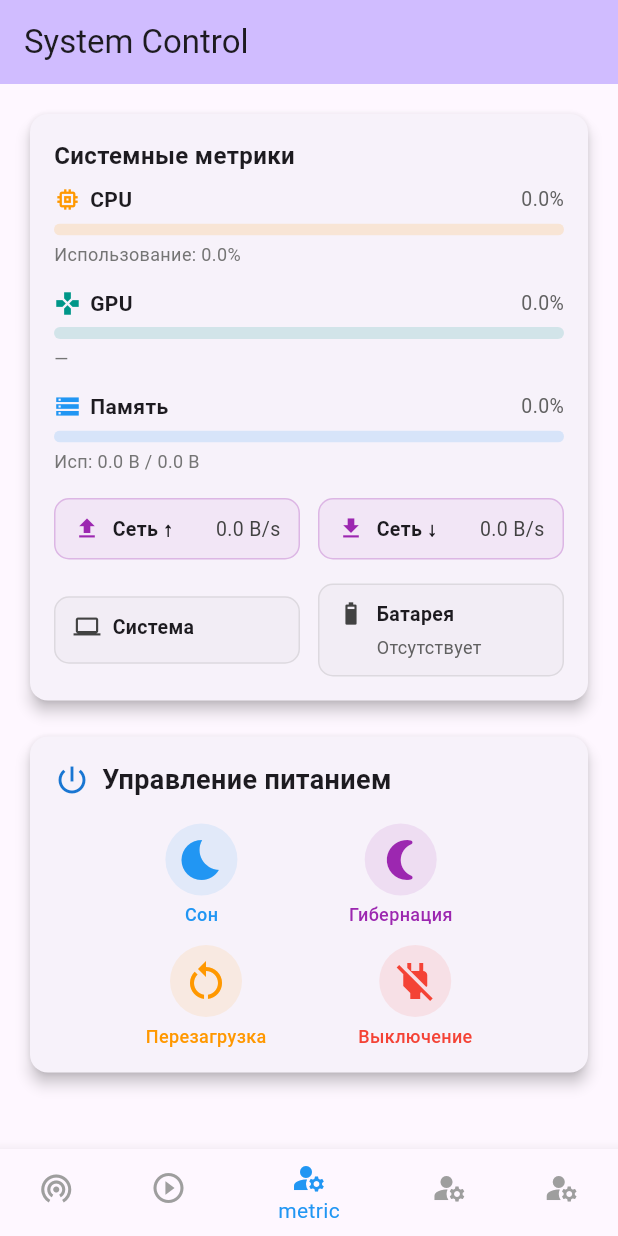
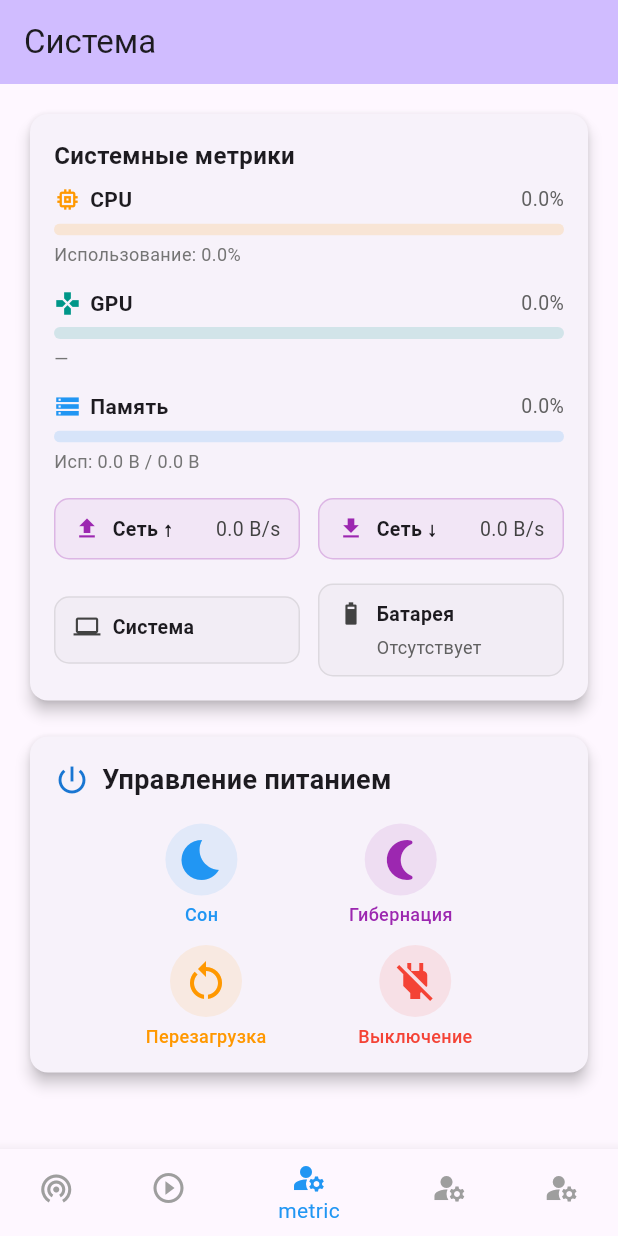
Before and after one commit to IWDNO/OHMAMI, a Flutter app: the screen it shows after launch, item 3 of the bottom bar chosen, on a phone screen of 412 x 824 dp. Run offline on Flutter 3.47's test engine with Material 3 defaults, Android fonts, the light colour scheme and no system bars; our stand-ins replace file_picker, multicast_dns, open_file; missing offline and left inert: home_widget.

Commit message:
fix-AppBar

```diff
--- a/ohmami_app/lib/screens/control_screen.dart
+++ b/ohmami_app/lib/screens/control_screen.dart
@@ -10,7 +10,7 @@ class ControlScreen extends StatelessWidget {
   Widget build(BuildContext context) {
     return Scaffold(
       appBar: AppBar(
-        title: const Text('Media Control'),
+        title: const Text('Проводник'),
         backgroundColor: Theme.of(context).colorScheme.inversePrimary,
       ),
       body: const Padding(
@@ -44,7 +44,7 @@ class ControlScreen2 extends StatelessWidget {
   Widget build(BuildContext context) {
     return Scaffold(
       appBar: AppBar(
-        title: const Text('Media Control'),
+        title: const Text('Мультимедия'),
         backgroundColor: Theme.of(context).colorScheme.inversePrimary,
       ),
       body: const Padding(
--- a/ohmami_app/lib/screens/system_screen.dart
+++ b/ohmami_app/lib/screens/system_screen.dart
@@ -9,7 +9,7 @@ class SystemScreen extends StatelessWidget {
   Widget build(BuildContext context) {
     return Scaffold(
       appBar: AppBar(
-        title: const Text('System Control'),
+        title: const Text('Система'),
         backgroundColor: Theme.of(context).colorScheme.inversePrimary,
       ),
       body: SingleChildScrollView(
--- a/ohmami_app/lib/widgets/connection_widget.dart
+++ b/ohmami_app/lib/widgets/connection_widget.dart
@@ -31,9 +31,6 @@ class _ConnectionWidgetState extends State<ConnectionWidget> with AutomaticKeepA
 
     _wsSubscription = _connectionService.wsMessages.stream.listen((message) {
       setState(() {
-        const maxLen = 1200;
-        final truncated = message.length > maxLen ? '${message.substring(0, maxLen)}...' : message;
-        _log.insert(0, "WS: $truncated");
       });
     });
   }
@@ -98,7 +95,7 @@ class _ConnectionWidgetState extends State<ConnectionWidget> with AutomaticKeepA
     return MaterialApp(
       title: 'Ohmami Minimal',
       home: Scaffold(
-        appBar: AppBar(title: Text('Ohmami — minimal')),
+        appBar: AppBar(title: Text('Подключение')),
         body: Padding(
           padding: EdgeInsets.all(12),
           child: Column(children: [
```
